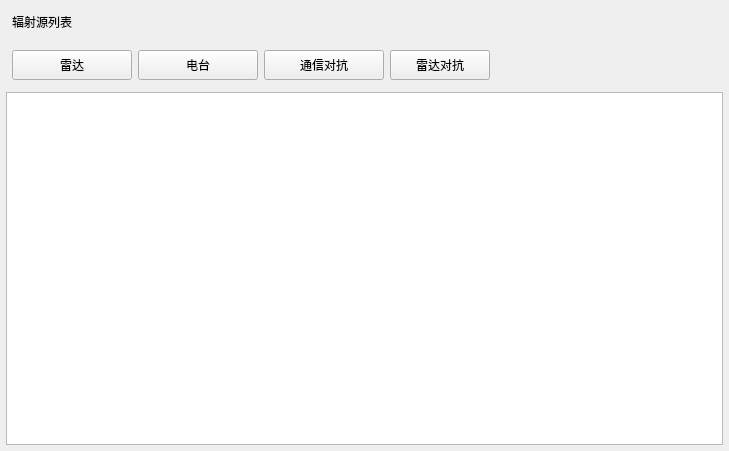
Above: Project/src/EstimateSituation/RZSourceRadiation.ui from jackstraw1112/UVA-MissionPlanning before the change. Below: the same form after it.
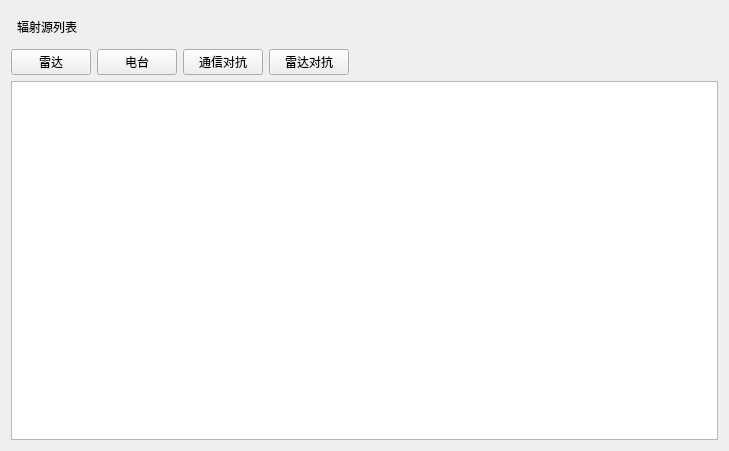
That is the form after the change.

```diff
--- a/Project/src/EstimateSituation/RZSourceRadiation.ui
+++ b/Project/src/EstimateSituation/RZSourceRadiation.ui
@@ -13,20 +13,8 @@
   <property name="windowTitle">
    <string>RZSourceRadiation</string>
   </property>
-  <layout class="QVBoxLayout" name="verticalLayout">
-   <property name="leftMargin">
-    <number>6</number>
-   </property>
-   <property name="topMargin">
-    <number>6</number>
-   </property>
-   <property name="rightMargin">
-    <number>6</number>
-   </property>
-   <property name="bottomMargin">
-    <number>6</number>
-   </property>
-   <item>
+  <layout class="QGridLayout" name="gridLayout">
+   <item row="0" column="0">
     <layout class="QHBoxLayout" name="horizontalLayout_3">
      <property name="leftMargin">
       <number>6</number>
@@ -62,43 +50,10 @@
      </item>
     </layout>
    </item>
-   <item>
-    <layout class="QHBoxLayout" name="buttonLayout">
-     <property name="spacing">
-      <number>6</number>
-     </property>
-     <property name="leftMargin">
-      <number>6</number>
-     </property>
-     <property name="topMargin">
-      <number>6</number>
-     </property>
-     <property name="rightMargin">
-      <number>6</number>
-     </property>
-     <property name="bottomMargin">
-      <number>6</number>
-     </property>
+   <item row="1" column="0">
+    <layout class="QHBoxLayout" name="horizontalLayout">
      <item>
       <widget class="QPushButton" name="btnRadar">
-       <property name="sizePolicy">
-        <sizepolicy hsizetype="Expanding" vsizetype="Fixed">
-         <horstretch>0</horstretch>
-         <verstretch>0</verstretch>
-        </sizepolicy>
-       </property>
-       <property name="minimumSize">
-        <size>
-         <width>0</width>
-         <height>30</height>
-        </size>
-       </property>
-       <property name="maximumSize">
-        <size>
-         <width>120</width>
-         <height>16777215</height>
-        </size>
-       </property>
        <property name="text">
         <string>雷达</string>
        </property>
@@ -106,24 +61,6 @@
      </item>
      <item>
       <widget class="QPushButton" name="btnRadio">
-       <property name="sizePolicy">
-        <sizepolicy hsizetype="Expanding" vsizetype="Fixed">
-         <horstretch>0</horstretch>
-         <verstretch>0</verstretch>
-        </sizepolicy>
-       </property>
-       <property name="minimumSize">
-        <size>
-         <width>0</width>
-         <height>30</height>
-        </size>
-       </property>
-       <property name="maximumSize">
-        <size>
-         <width>120</width>
-         <height>16777215</height>
-        </size>
-       </property>
        <property name="text">
         <string>电台</string>
        </property>
@@ -131,24 +68,6 @@
      </item>
      <item>
       <widget class="QPushButton" name="btnRadioJam">
-       <property name="sizePolicy">
-        <sizepolicy hsizetype="Expanding" vsizetype="Fixed">
-         <horstretch>0</horstretch>
-         <verstretch>0</verstretch>
-        </sizepolicy>
-       </property>
-       <property name="minimumSize">
-        <size>
-         <width>0</width>
-         <height>30</height>
-        </size>
-       </property>
-       <property name="maximumSize">
-        <size>
-         <width>120</width>
-         <height>16777215</height>
-        </size>
-       </property>
        <property name="text">
         <string>通信对抗</string>
        </property>
@@ -156,24 +75,6 @@
      </item>
      <item>
       <widget class="QPushButton" name="btnRadarJam">
-       <property name="sizePolicy">
-        <sizepolicy hsizetype="Expanding" vsizetype="Fixed">
-         <horstretch>0</horstretch>
-         <verstretch>0</verstretch>
-        </sizepolicy>
-       </property>
-       <property name="minimumSize">
-        <size>
-         <width>0</width>
-         <height>30</height>
-        </size>
-       </property>
-       <property name="maximumSize">
-        <size>
-         <width>100</width>
-         <height>16777215</height>
-        </size>
-       </property>
        <property name="text">
         <string>雷达对抗</string>
        </property>
@@ -186,15 +87,15 @@
        </property>
        <property name="sizeHint" stdset="0">
         <size>
-         <width>40</width>
-         <height>20</height>
+         <width>37</width>
+         <height>17</height>
         </size>
        </property>
       </spacer>
      </item>
     </layout>
    </item>
-   <item>
+   <item row="2" column="0">
     <widget class="QTableView" name="tableView">
      <property name="sizePolicy">
       <sizepolicy hsizetype="Expanding" vsizetype="Expanding">
```
